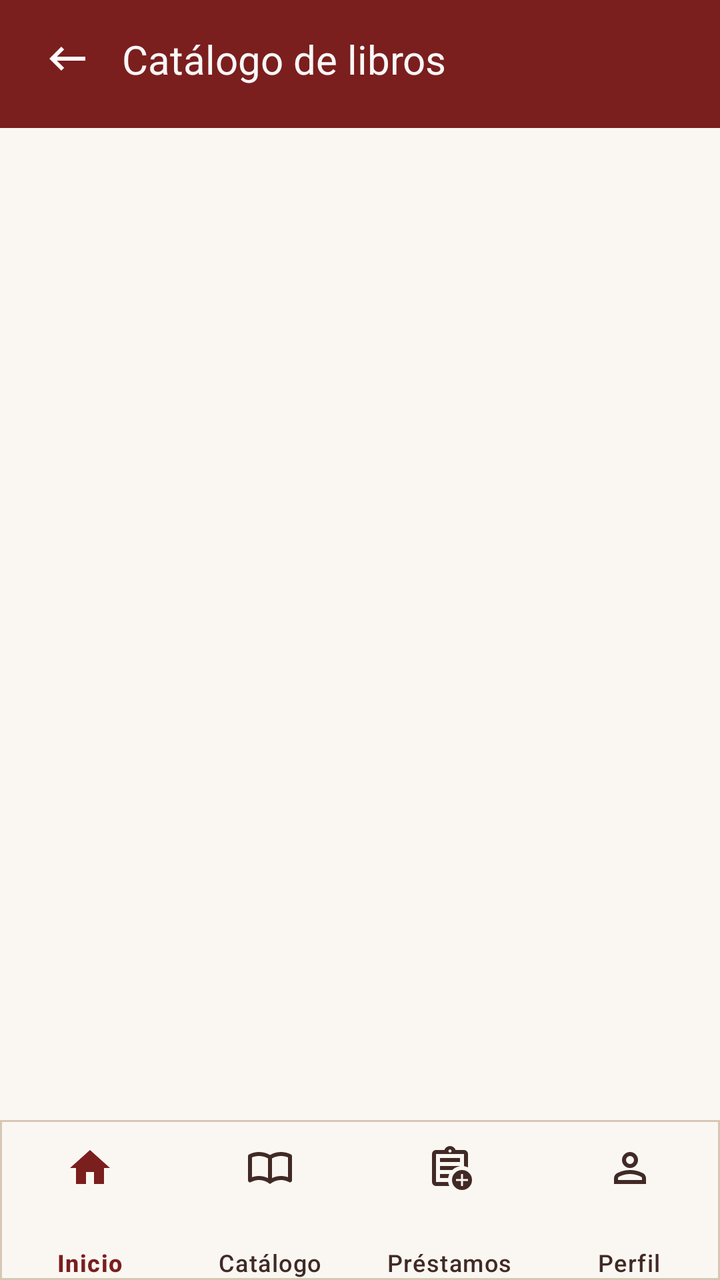
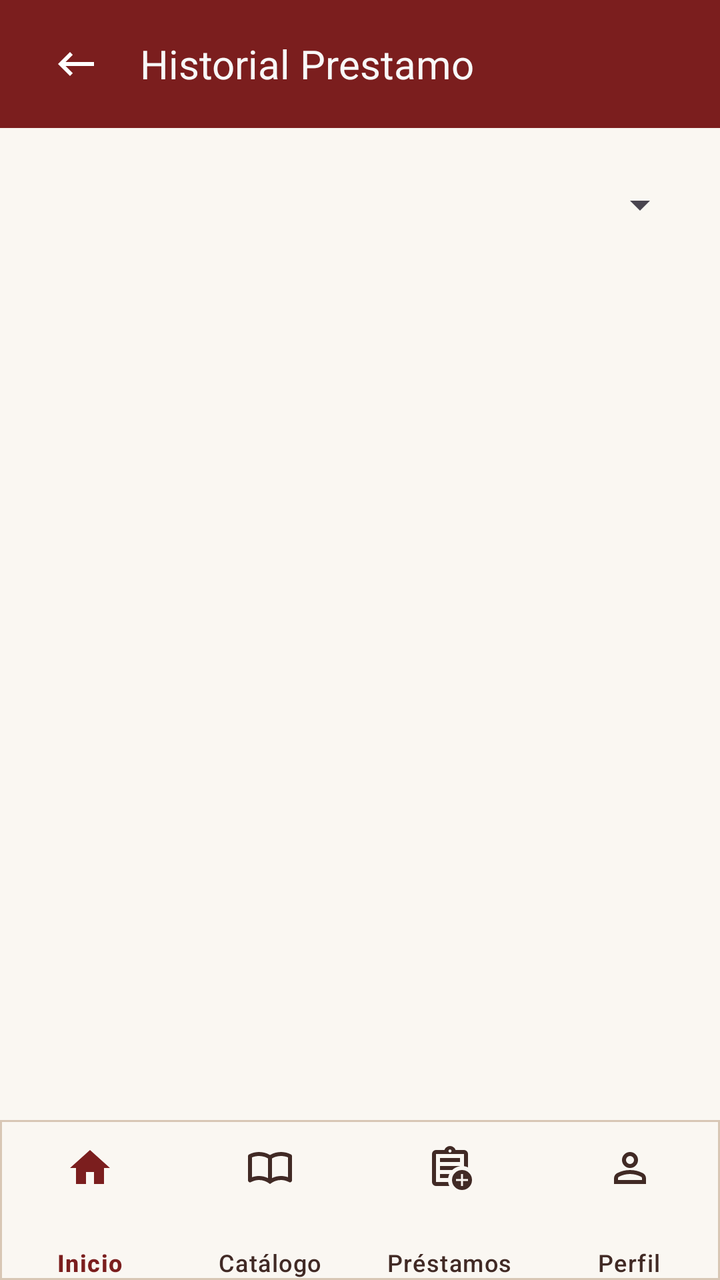

Screens rendered from an Android XML layout before and after an edit, with the pre-edit source and the edit as a unified diff.
<!-- AndroidManifest.xml: application theme Theme.Bibliodesk_movil -->
<!-- res/layout/activity_historialprestamo.xml -->
<?xml version="1.0" encoding="utf-8"?>
<androidx.constraintlayout.widget.ConstraintLayout xmlns:android="http://schemas.android.com/apk/res/android"
    xmlns:app="http://schemas.android.com/apk/res-auto"
    xmlns:tools="http://schemas.android.com/tools"
    android:id="@+id/main"
    android:layout_width="match_parent"
    android:layout_height="match_parent"
    android:background="#7B1E1E"
    tools:context=".Vista.HistorialprestamoActivity">

    <LinearLayout
        android:id="@+id/linearLayout"
        android:layout_width="match_parent"
        android:layout_height="64dp"
        android:background="#7B1E1E"
        android:backgroundTint="#7B1E1E"
        android:gravity="clip_horizontal|center_vertical"
        android:orientation="horizontal"
        android:paddingStart="16dp"
        android:paddingEnd="16dp"
        android:paddingBottom="5dp"
        app:layout_constraintEnd_toEndOf="parent"
        app:layout_constraintHorizontal_bias="0.0"
        app:layout_constraintStart_toStartOf="parent"
        app:layout_constraintTop_toTopOf="parent">

        <ImageButton
            android:id="@+id/btnRegresar"
            android:layout_width="70dp"
            android:layout_height="wrap_content"
            android:layout_weight="1"
            android:background="?attr/selectableItemBackgroundBorderless"
            android:clickable="true"
            app:srcCompat="@drawable/ic_regresar" />

        <TextView
            android:id="@+id/txtSeccion"
            android:layout_width="match_parent"
            android:layout_height="wrap_content"
            android:layout_weight="1"
            android:paddingStart="10dp"
            android:text="@string/txtSeccion"
            android:textColor="#F8F8F8"
            android:textSize="20sp" />
    </LinearLayout>

    <LinearLayout
        android:id="@+id/linearLayout2"
        android:layout_width="0dp"
        android:layout_height="0dp"
        android:background="#FAF7F2"
        android:orientation="vertical"
        android:padding="16dp"
        app:layout_constraintBottom_toTopOf="@id/menuInferior"
        app:layout_constraintEnd_toEndOf="parent"
        app:layout_constraintHorizontal_bias="0.0"
        app:layout_constraintStart_toStartOf="parent"
        app:layout_constraintTop_toBottomOf="@id/linearLayout">

        <Spinner
            android:id="@+id/spnestado"
            android:layout_width="372dp"
            android:layout_height="45dp" />

        <androidx.recyclerview.widget.RecyclerView
            android:id="@+id/rvCursos"
            android:layout_width="match_parent"
            android:layout_height="175dp"
            android:layout_marginStart="1dp"
            android:layout_marginTop="188dp"
            android:layout_marginEnd="1dp"
            app:layout_constraintEnd_toEndOf="parent"
            app:layout_constraintHorizontal_bias="0.476"
            app:layout_constraintStart_toStartOf="parent"
            app:layout_constraintTop_toTopOf="parent" />

    </LinearLayout>

    <com.google.android.material.bottomnavigation.BottomNavigationView
        android:id="@+id/menuInferior"
        android:layout_width="0dp"
        android:layout_height="wrap_content"
        android:background="@drawable/fondo_menu"
        android:paddingBottom="0dp"
        app:itemActiveIndicatorStyle="@style/IndicadorMenu"
        app:itemIconSize="24dp"
        app:itemIconTint="@color/color_menu"
        app:itemPaddingBottom="4dp"
        app:itemTextColor="@color/color_menu"
        app:labelVisibilityMode="labeled"
        app:layout_constraintBottom_toBottomOf="parent"
        app:layout_constraintEnd_toEndOf="parent"
        app:layout_constraintStart_toStartOf="parent"
        app:menu="@menu/menu_inferior" />

</androidx.constraintlayout.widget.ConstraintLayout>
<!-- resources referenced by this layout -->
<resources>
  <!-- drawable fondo_menu (drawable) -->
  <?xml version="1.0" encoding="utf-8"?>
  <shape xmlns:android="http://schemas.android.com/apk/res/android"
      android:shape="rectangle">
  
      
      <solid android:color="#FAF7F2" />
  
      
      <stroke
          android:width="1dp"
          android:color="#D8C7B5" />
  
  </shape>
  <!-- drawable ic_regresar (drawable) -->
  <vector xmlns:android="http://schemas.android.com/apk/res/android" android:autoMirrored="true" android:height="24dp" android:tint="#FFFFFF" android:viewportHeight="960" android:viewportWidth="960" android:width="24dp">
  
      <path android:fillColor="@android:color/white" android:pathData="M360,720L120,480L360,240L416,296L272,440L840,440L840,520L272,520L416,664L360,720Z"/>
  
  </vector>
  <string name="txtSeccion">Catálogo de libros</string>
  <style name="IndicadorMenu" parent="Widget.Material3.BottomNavigationView.ActiveIndicator">
          <item name="android:color">#F3E9D2</item>
      </style>
  <style name="Theme.Bibliodesk_movil" parent="Base.Theme.Bibliodesk_movil" />
  <style name="Base.Theme.Bibliodesk_movil" parent="Theme.Material3.DayNight.NoActionBar">
          
          
      </style>
</resources>

<!-- the commit's change to res/layout/activity_historialprestamo.xml (unified diff, before → after) -->
@@ -1,5 +1,6 @@
 <?xml version="1.0" encoding="utf-8"?>
-<androidx.constraintlayout.widget.ConstraintLayout xmlns:android="http://schemas.android.com/apk/res/android"
+<androidx.constraintlayout.widget.ConstraintLayout
+    xmlns:android="http://schemas.android.com/apk/res/android"
     xmlns:app="http://schemas.android.com/apk/res-auto"
     xmlns:tools="http://schemas.android.com/tools"
     android:id="@+id/main"
@@ -8,42 +9,43 @@
     android:background="#7B1E1E"
     tools:context=".Vista.HistorialprestamoActivity">
 
+    
     <LinearLayout
         android:id="@+id/linearLayout"
-        android:layout_width="match_parent"
+        android:layout_width="0dp"
         android:layout_height="64dp"
         android:background="#7B1E1E"
-        android:backgroundTint="#7B1E1E"
-        android:gravity="clip_horizontal|center_vertical"
+        android:gravity="center_vertical"
         android:orientation="horizontal"
         android:paddingStart="16dp"
         android:paddingEnd="16dp"
-        android:paddingBottom="5dp"
         app:layout_constraintEnd_toEndOf="parent"
-        app:layout_constraintHorizontal_bias="0.0"
         app:layout_constraintStart_toStartOf="parent"
         app:layout_constraintTop_toTopOf="parent">
 
         <ImageButton
             android:id="@+id/btnRegresar"
-            android:layout_width="70dp"
-            android:layout_height="wrap_content"
-            android:layout_weight="1"
+            android:layout_width="44dp"
+            android:layout_height="44dp"
             android:background="?attr/selectableItemBackgroundBorderless"
+            android:contentDescription="Regresar"
             android:clickable="true"
+            android:focusable="true"
             app:srcCompat="@drawable/ic_regresar" />
 
         <TextView
-            android:id="@+id/txtSeccion"
-            android:layout_width="match_parent"
+            android:id="@+id/txthistorialprestamo"
+            android:layout_width="0dp"
             android:layout_height="wrap_content"
             android:layout_weight="1"
             android:paddingStart="10dp"
-            android:text="@string/txtSeccion"
+            android:text="@string/txthistorialprestamo"
             android:textColor="#F8F8F8"
             android:textSize="20sp" />
+
     </LinearLayout>
 
+    
     <LinearLayout
         android:id="@+id/linearLayout2"
         android:layout_width="0dp"
@@ -53,29 +55,28 @@
         android:padding="16dp"
         app:layout_constraintBottom_toTopOf="@id/menuInferior"
         app:layout_constraintEnd_toEndOf="parent"
-        app:layout_constraintHorizontal_bias="0.0"
         app:layout_constraintStart_toStartOf="parent"
         app:layout_constraintTop_toBottomOf="@id/linearLayout">
 
+        
         <Spinner
             android:id="@+id/spnestado"
-            android:layout_width="372dp"
+            android:layout_width="match_parent"
             android:layout_height="45dp" />
 
+        
         <androidx.recyclerview.widget.RecyclerView
             android:id="@+id/rvCursos"
             android:layout_width="match_parent"
-            android:layout_height="175dp"
-            android:layout_marginStart="1dp"
-            android:layout_marginTop="188dp"
-            android:layout_marginEnd="1dp"
-            app:layout_constraintEnd_toEndOf="parent"
-            app:layout_constraintHorizontal_bias="0.476"
-            app:layout_constraintStart_toStartOf="parent"
-            app:layout_constraintTop_toTopOf="parent" />
+            android:layout_height="0dp"
+            android:layout_weight="1"
+            android:layout_marginTop="8dp"
+            android:clipToPadding="false"
+            android:paddingBottom="8dp" />
 
     </LinearLayout>
 
+    
     <com.google.android.material.bottomnavigation.BottomNavigationView
         android:id="@+id/menuInferior"
         android:layout_width="0dp"
<!-- resource entries referenced after the edit -->
@@ -20,7 +20,7 @@
       <path android:fillColor="@android:color/white" android:pathData="M360,720L120,480L360,240L416,296L272,440L840,440L840,520L272,520L416,664L360,720Z"/>
   
   </vector>
-  <string name="txtSeccion">Catálogo de libros</string>
+  <string name="txthistorialprestamo">Historial Prestamo</string>
   <style name="IndicadorMenu" parent="Widget.Material3.BottomNavigationView.ActiveIndicator">
           <item name="android:color">#F3E9D2</item>
       </style>
